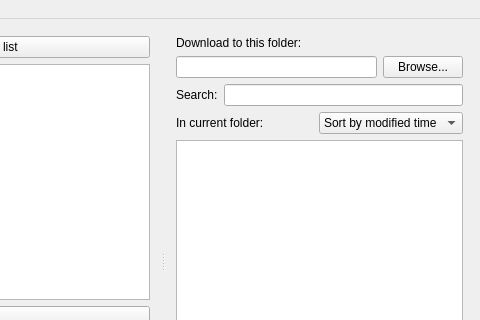
Qt form mainwindow.ui (doublejim/QYoutubeDownloader) before a commit; both pictures show x 291 to 771 and y 0 to 320 of the 771 by 574 pixel window.
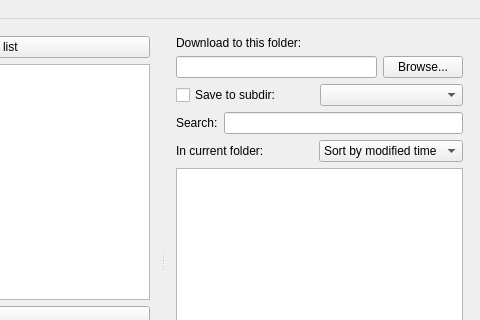
The same form after that commit.

Commit message: Download to subdir. Related to issue #14: "Ability to customize output folder structure"  issue: https://triplejim.herokuapp.com/issues/14

Diff of the .ui file:
```diff
--- a/mainwindow.ui
+++ b/mainwindow.ui
@@ -268,6 +268,23 @@
           </item>
          </layout>
         </item>
+        <item>
+         <layout class="QHBoxLayout" name="horizontalLayout_6">
+          <property name="spacing">
+           <number>0</number>
+          </property>
+          <item>
+           <widget class="QCheckBox" name="checkSaveToSubdir">
+            <property name="text">
+             <string>Save to subdir:</string>
+            </property>
+           </widget>
+          </item>
+          <item>
+           <widget class="QComboBox" name="comboSubdirPattern"/>
+          </item>
+         </layout>
+        </item>
         <item>
          <layout class="QHBoxLayout" name="horizontalLayout">
           <item>
```
Left out of the diff: 2 changed lines with no effect on the pictures. The commit also changes 3 other files.
